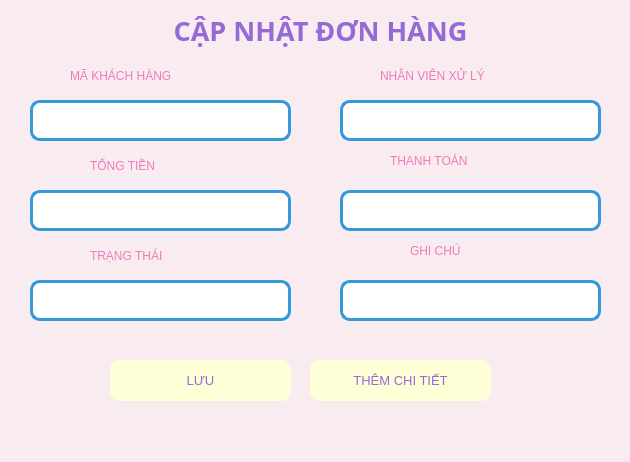
Before: the Qt Designer form Donhang/updateDH.ui in minhngoc22/Pet-Store, drawn with Qt 5.
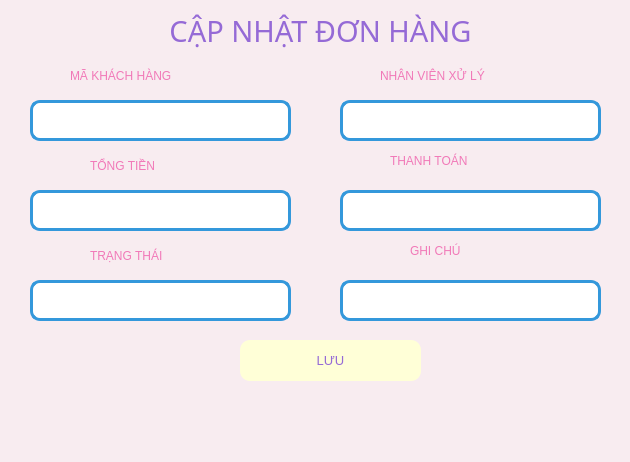
After: the same form once the commit is applied. Icons and pictures are not drawn.

Patch:
```diff
--- a/Donhang/updateDH.ui
+++ b/Donhang/updateDH.ui
@@ -103,8 +103,8 @@
   <widget class="QPushButton" name="btn_luu">
    <property name="geometry">
     <rect>
-     <x>110</x>
-     <y>360</y>
+     <x>240</x>
+     <y>340</y>
      <width>181</width>
      <height>41</height>
     </rect>
@@ -132,10 +132,11 @@
    </property>
    <property name="font">
     <font>
-     <family>Arial Black</family>
-     <pointsize>20</pointsize>
-     <weight>75</weight>
-     <bold>true</bold>
+     <family>Segoe UI Black</family>
+     <pointsize>22</pointsize>
+     <weight>10</weight>
+     <italic>false</italic>
+     <bold>false</bold>
     </font>
    </property>
    <property name="styleSheet">
@@ -316,27 +317,6 @@
         background-color: #ffffff</string>
    </property>
   </widget>
-  <widget class="QPushButton" name="btn_themCT">
-   <property name="geometry">
-    <rect>
-     <x>310</x>
-     <y>360</y>
-     <width>181</width>
-     <height>41</height>
-    </rect>
-   </property>
-   <property name="font">
-    <font>
-     <pointsize>10</pointsize>
-    </font>
-   </property>
-   <property name="styleSheet">
-    <string>background-color: rgb(255, 255, 215); color: rgb(149, 106, 214); border-radius: 10px;</string>
-   </property>
-   <property name="text">
-    <string>THÊM CHI TIẾT</string>
-   </property>
-  </widget>
  </widget>
  <resources/>
  <connections/>
```
Left out of the diff: 3 changed lines with no effect on the pictures.
